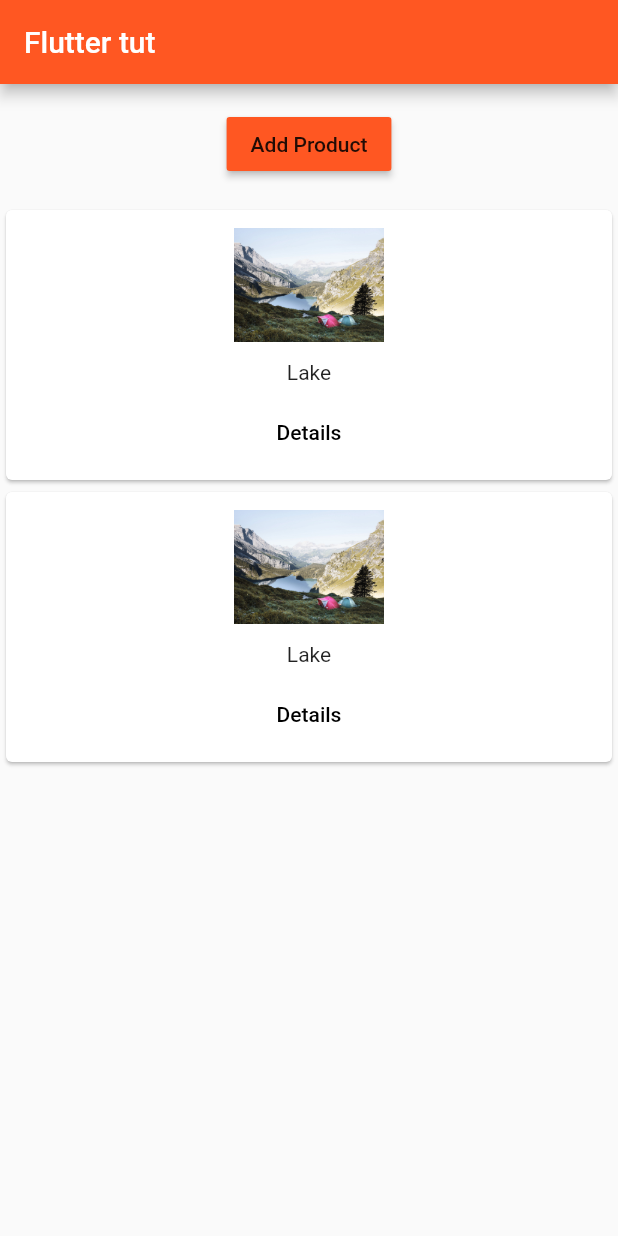
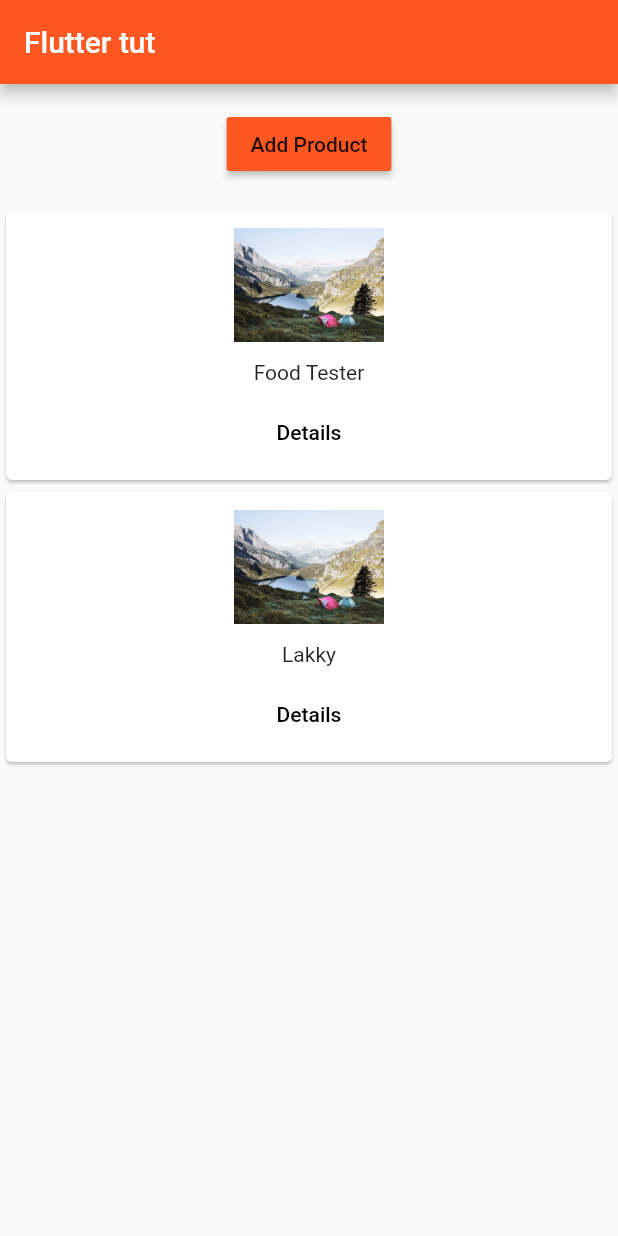
Before and after one commit to bstenm/flutter_product_list, a Flutter app: the screen it shows after launch, after a tap on "Add Product", on a phone screen of 412 x 824 dp. Run offline on Flutter 3.47's test engine with Material 2 defaults, Android fonts, the phone set to English and light mode, and no system bars.

Commit message:
product as a map of title and image url

```diff
--- a/lib/add_product_button.dart
+++ b/lib/add_product_button.dart
@@ -11,7 +11,9 @@ class AddProductButton extends StatelessWidget {
       padding: EdgeInsets.all(8.0),
       child: RaisedButton(
         color: Theme.of(context).primaryColor,
-        onPressed: () { add('Laky'); },
+        onPressed: () {
+          add({'title': 'Lakky', 'imageUrl': 'images/lake.jpg'});
+        },
         child: Text('Add Product'),
       ),
     );
--- a/lib/pages/home.dart
+++ b/lib/pages/home.dart
@@ -8,7 +8,10 @@ class HomePage extends StatelessWidget {
       appBar: AppBar(
         title: Text('Flutter tut'),
       ),
-      body: ProductManager(initialProduct: 'Food Tester'),
+      body: ProductManager(initialProduct: {
+        'title': 'Food Tester',
+        'imageUrl': 'images/lake.jpg'
+      }),
     );
   }
 }
--- a/lib/pages/product.dart
+++ b/lib/pages/product.dart
@@ -1,6 +1,10 @@
 import 'package:flutter/material.dart';
 
 class ProductPage extends StatelessWidget {
+  final String title;
+  final String imageUrl;
+
+  ProductPage(this.title, this.imageUrl);
 
   @override
   Widget build(BuildContext ctx) {
@@ -12,8 +16,8 @@ class ProductPage extends StatelessWidget {
         child: Column(
           mainAxisAlignment: MainAxisAlignment.center,
           children: <Widget>[
-            Image.asset('images/lake.jpg'),
-            Text('Lake'),
+            Image.asset(imageUrl),
+            Text(title),
             Container(
               margin: EdgeInsets.all(10.0),
               child: RaisedButton(
--- a/lib/product_manager.dart
+++ b/lib/product_manager.dart
@@ -5,21 +5,21 @@ import 'add_product_button.dart';
 class ProductManager extends StatefulWidget {
   ProductManager({this.initialProduct});
 
-  final String initialProduct;
+  final Map initialProduct;
 
   @override
   _ProductManagerState createState() => _ProductManagerState();
 }
 
 class _ProductManagerState extends State<ProductManager> {
-  List<String> _products = [];
+  List<Map> _products = [];
 
   void initState() {
     _products.add(widget.initialProduct);
     super.initState();
   }
 
-  void _addProduct(String product) {
+  void _addProduct(Map product) {
     setState(() => {_products.add(product)});
   }
 
--- a/lib/products.dart
+++ b/lib/products.dart
@@ -2,7 +2,7 @@ import 'package:flutter/material.dart';
 import 'pages/product.dart';
 
 class Products extends StatelessWidget {
-  final List<String> products;
+  final List<Map> products;
 
   Products(this.products);
 
@@ -10,19 +10,21 @@ class Products extends StatelessWidget {
     return Card(
       child: Column(
         children: [
-          Image.asset('images/lake.jpg', width: 100, height: 100),
-          Text('Lake'),
+          Image.asset(products[index]['imageUrl'], width: 100, height: 100),
+          Text(products[index]['title']),
           ButtonBar(
             alignment: MainAxisAlignment.center,
             children: <Widget>[
               FlatButton(
                 child: Text('Details'),
                 onPressed: () => Navigator.push(
-                    ctx,
-                    MaterialPageRoute(
-                      builder: (BuildContext ctx) => ProductPage(),
+                      ctx,
+                      MaterialPageRoute(
+                        builder: (BuildContext ctx) => ProductPage(
+                            products[index]['title'],
+                            products[index]['imageUrl']),
+                      ),
                     ),
-                  ),
               )
             ],
           )
```
